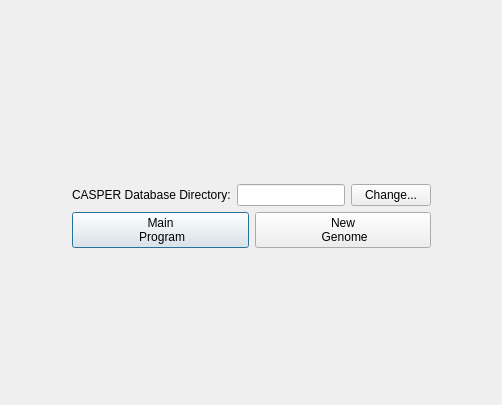
Old version of the form startupCASPER.ui in the repository bdoze90/CASPERapp.
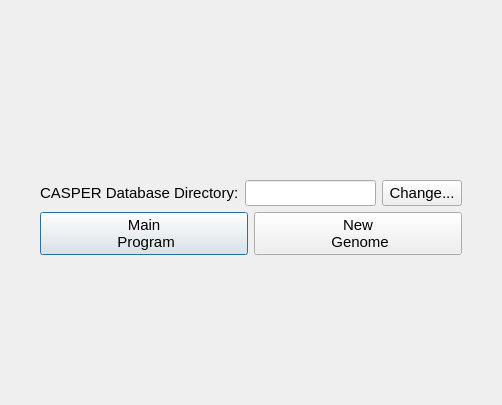
New version of the form.

The edit to the form file:
```diff
--- a/startupCASPER.ui
+++ b/startupCASPER.ui
@@ -10,6 +10,11 @@
     <height>405</height>
    </rect>
   </property>
+  <property name="font">
+   <font>
+    <pointsize>11</pointsize>
+   </font>
+  </property>
   <property name="windowTitle">
    <string>Dialog</string>
   </property>
```
